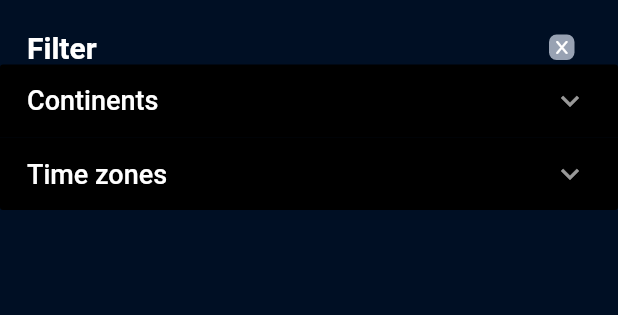
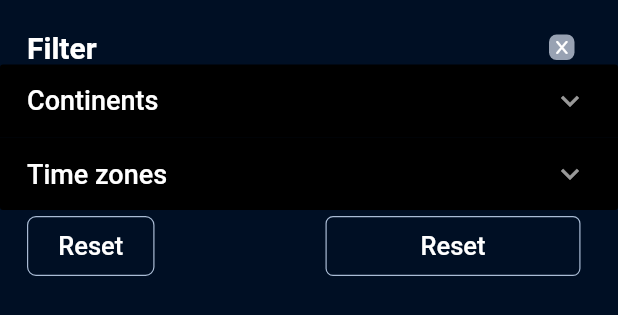
Before and after one commit to NemeCharles/Country-App, a Flutter app: the FilterBottomSheet widget shown alone on an empty page, opened directly, on a phone screen of 412 x 824 dp. Shown: the top 315 px of the screen. Run offline on Flutter 3.47's test engine with Material 2 defaults, Android fonts, the phone set to English and light mode, and no system bars; our stand-ins replace font_awesome_flutter, get, get_storage; accounts and stored records are empty; network calls fail.

Commit message:
Added Filter UI

```diff
--- a/lib/screens/home_screen.dart
+++ b/lib/screens/home_screen.dart
@@ -586,6 +586,54 @@ class _FilterBottomSheetState extends State<FilterBottomSheet> {
               value: item.region!,
             )).toList(),
           ),
+          // SizedBox(height: 7,),
+          Padding(
+            padding: const EdgeInsets.only(left: 18, right: 25),
+            child: Row(
+              mainAxisAlignment: MainAxisAlignment.spaceBetween,
+              children: [
+                TextButton(
+                  onPressed: null,
+                  child: const Text(
+                      'Reset',
+                    style: TextStyle(
+                      fontSize: 17,
+                      color: Colors.white
+                    ),
+                  ),
+                  style: ButtonStyle(
+                    side: MaterialStateProperty.all<BorderSide>(const BorderSide(width: 0.8, color: Color(0XFFA9BBD4))),
+                    shape: MaterialStateProperty.all<RoundedRectangleBorder>(
+                      RoundedRectangleBorder(
+                        borderRadius: BorderRadius.circular(6)
+                      )
+                    ),
+                    minimumSize: MaterialStateProperty.all<Size>(const Size(85, 40))
+                  ),
+                ),
+                TextButton(
+                  onPressed: null,
+                  child: const Text(
+                      'Reset',
+                    style: TextStyle(
+                      fontSize: 17,
+                      color: Colors.white
+                    ),
+                  ),
+                  style: ButtonStyle(
+                    side: MaterialStateProperty.all<BorderSide>(const BorderSide(width: 0.8, color: Color(0XFFA9BBD4))),
+                    shape: MaterialStateProperty.all<RoundedRectangleBorder>(
+                      RoundedRectangleBorder(
+                        borderRadius: BorderRadius.circular(5)
+                      )
+                    ),
+                    minimumSize: MaterialStateProperty.all<Size>(const Size(170, 40))
+                  ),
+                ),
+              ],
+            ),
+          ),
+          SizedBox(height: 17,)
         ],
       ),
     );
```
